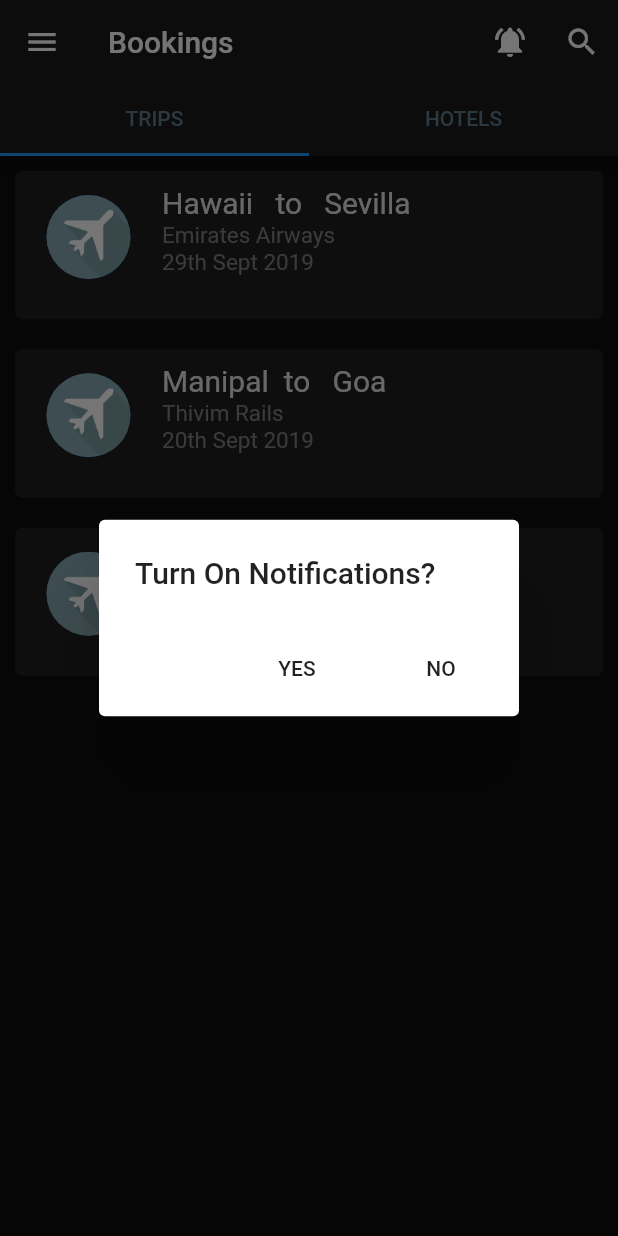
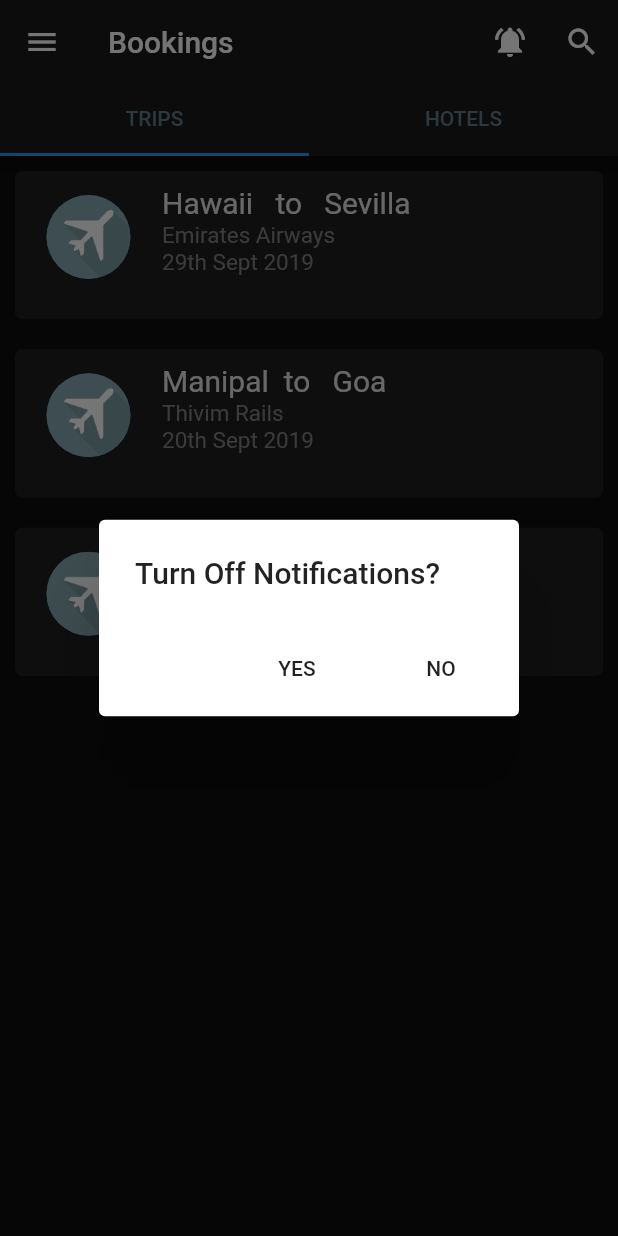
Before and after one commit to SimranPaul/DevFest-19, a Flutter app: the screen it shows after launch, after a tap on the "notifications active" icon, on a phone screen of 412 x 824 dp. Run offline on Flutter 3.47's test engine with Material 2 defaults, Android fonts, the light colour scheme and no system bars.

Commit message:
Fixed notif issue

```diff
--- a/lib/notif.dart
+++ b/lib/notif.dart
@@ -15,19 +15,20 @@ class _NotifState extends State<Notif> {
             ? Icon(Icons.notifications_active)
             : Icon(Icons.notifications_off),
         onPressed: () {
-          setState(() {
           showDialog(
               context: context,
               builder: (context) {
                 return AlertDialog(
                   title: Text(status
-                        ? "Turn On Notifications?"
-                        : "Turn Off Notifications?"),
+                      ? "Turn Off Notifications?"
+                      : "Turn On Notifications?"),
                   actions: <Widget>[
                     FlatButton(
                       child: Text("YES"),
                       onPressed: () {
+                        setState(() {
                           status = !status;
+                        });
                         Navigator.of(context).pop();
                       },
                     ),
@@ -41,6 +42,5 @@ class _NotifState extends State<Notif> {
                 );
               });
         });
-        });
   }
 }
```
Lines whose indentation alone changed are shown as unchanged.
